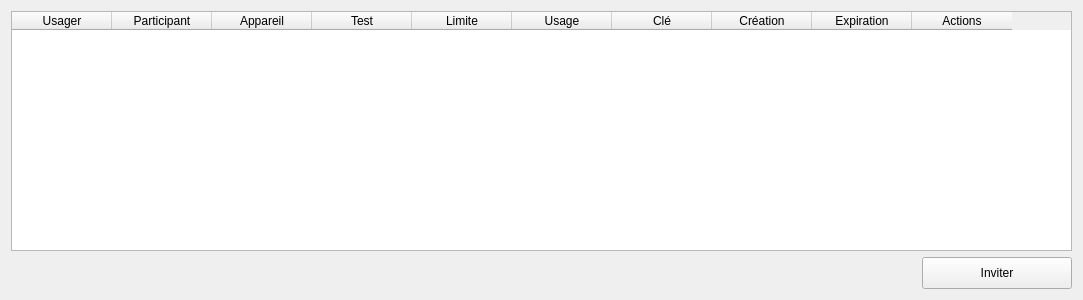
Qt form client/src/widgets/TestInvitationsWidget.ui (introlab/openteraplus) before a commit.
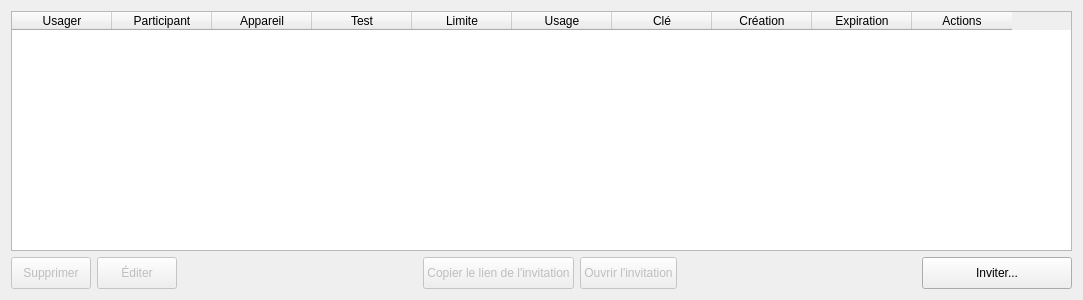
The same form after that commit. Icons and pictures are not drawn.

Commit message: Refs #99. Added invitations delete, view and copy

Patch:
```diff
--- a/client/src/widgets/TestInvitationsWidget.ui
+++ b/client/src/widgets/TestInvitationsWidget.ui
@@ -91,6 +91,135 @@
    </item>
    <item>
     <layout class="QHBoxLayout" name="horizontalLayout">
+     <item>
+      <widget class="QPushButton" name="btnDeleteInvitation">
+       <property name="enabled">
+        <bool>false</bool>
+       </property>
+       <property name="minimumSize">
+        <size>
+         <width>0</width>
+         <height>32</height>
+        </size>
+       </property>
+       <property name="cursor">
+        <cursorShape>PointingHandCursor</cursorShape>
+       </property>
+       <property name="text">
+        <string>Supprimer</string>
+       </property>
+       <property name="icon">
+        <iconset resource="../../resources/TeraClient.qrc">
+         <normaloff>:/icons/delete_old.png</normaloff>:/icons/delete_old.png</iconset>
+       </property>
+       <property name="iconSize">
+        <size>
+         <width>24</width>
+         <height>24</height>
+        </size>
+       </property>
+      </widget>
+     </item>
+     <item>
+      <widget class="QPushButton" name="btnEdit">
+       <property name="enabled">
+        <bool>false</bool>
+       </property>
+       <property name="minimumSize">
+        <size>
+         <width>0</width>
+         <height>32</height>
+        </size>
+       </property>
+       <property name="cursor">
+        <cursorShape>PointingHandCursor</cursorShape>
+       </property>
+       <property name="text">
+        <string>Éditer</string>
+       </property>
+       <property name="icon">
+        <iconset resource="../../resources/TeraClient.qrc">
+         <normaloff>:/icons/edit.png</normaloff>:/icons/edit.png</iconset>
+       </property>
+       <property name="iconSize">
+        <size>
+         <width>24</width>
+         <height>24</height>
+        </size>
+       </property>
+      </widget>
+     </item>
+     <item>
+      <spacer name="horizontalSpacer_2">
+       <property name="orientation">
+        <enum>Qt::Orientation::Horizontal</enum>
+       </property>
+       <property name="sizeHint" stdset="0">
+        <size>
+         <width>40</width>
+         <height>20</height>
+        </size>
+       </property>
+      </spacer>
+     </item>
+     <item>
+      <widget class="QPushButton" name="btnCopyLink">
+       <property name="enabled">
+        <bool>false</bool>
+       </property>
+       <property name="minimumSize">
+        <size>
+         <width>0</width>
+         <height>32</height>
+        </size>
+       </property>
+       <property name="cursor">
+        <cursorShape>PointingHandCursor</cursorShape>
+       </property>
+       <property name="text">
+        <string>Copier le lien de l'invitation</string>
+       </property>
+       <property name="icon">
+        <iconset resource="../../resources/TeraClient.qrc">
+         <normaloff>:/icons/copy.png</normaloff>:/icons/copy.png</iconset>
+       </property>
+       <property name="iconSize">
+        <size>
+         <width>24</width>
+         <height>24</height>
+        </size>
+       </property>
+      </widget>
+     </item>
+     <item>
+      <widget class="QPushButton" name="btnOpen">
+       <property name="enabled">
+        <bool>false</bool>
+       </property>
+       <property name="minimumSize">
+        <size>
+         <width>0</width>
+         <height>32</height>
+        </size>
+       </property>
+       <property name="cursor">
+        <cursorShape>PointingHandCursor</cursorShape>
+       </property>
+       <property name="text">
+        <string>Ouvrir l'invitation</string>
+       </property>
+       <property name="icon">
+        <iconset resource="../../resources/TeraClient.qrc">
+         <normaloff>:/icons/search.png</normaloff>:/icons/search.png</iconset>
+       </property>
+       <property name="iconSize">
+        <size>
+         <width>24</width>
+         <height>24</height>
+        </size>
+       </property>
+      </widget>
+     </item>
      <item>
       <spacer name="horizontalSpacer">
        <property name="orientation">
@@ -116,7 +245,7 @@
         <cursorShape>PointingHandCursor</cursorShape>
        </property>
        <property name="text">
-        <string>Inviter</string>
+        <string>Inviter...</string>
        </property>
        <property name="icon">
         <iconset resource="../../resources/TeraClient.qrc">
```
Left out of the diff: 2 changed lines with no effect on the pictures. The commit also changes 5 other files.
